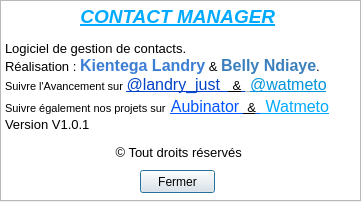
First picture: the form in contact/licence.ui, repository watmeto/ContactManager, before the edit.
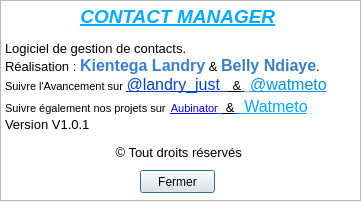
Second picture: the form after the edit. Icons and pictures are not drawn.

The edit to the form file:
```diff
--- a/contact/licence.ui
+++ b/contact/licence.ui
@@ -36,7 +36,7 @@
 &lt;p style=&quot; margin-top:0px; margin-bottom:0px; margin-left:0px; margin-right:0px; -qt-block-indent:0; text-indent:0px;&quot;&gt;&lt;span style=&quot; font-size:10pt;&quot;&gt;Logiciel de gestion de contacts.&lt;/span&gt;&lt;/p&gt;
 &lt;p style=&quot; margin-top:0px; margin-bottom:0px; margin-left:0px; margin-right:0px; -qt-block-indent:0; text-indent:0px;&quot;&gt;&lt;span style=&quot; font-size:10pt;&quot;&gt;Réalisation : &lt;/span&gt;&lt;span style=&quot; font-size:12pt; font-weight:600; color:#3c7ed4;&quot;&gt;Kientega Landry&lt;/span&gt;&lt;span style=&quot; font-size:10pt;&quot;&gt; &amp;amp;&lt;/span&gt;&lt;span style=&quot; font-size:10pt; color:#3b80bd;&quot;&gt; &lt;/span&gt;&lt;span style=&quot; font-size:12pt; font-weight:600; color:#3b80bd;&quot;&gt;Belly Ndiaye&lt;/span&gt;&lt;span style=&quot; font-size:10pt;&quot;&gt;.&lt;/span&gt;&lt;/p&gt;
 &lt;p style=&quot; margin-top:0px; margin-bottom:0px; margin-left:0px; margin-right:0px; -qt-block-indent:0; text-indent:0px;&quot;&gt;&lt;span style=&quot; font-size:8pt;&quot;&gt;Suivre l'Avancement sur&lt;/span&gt;&lt;span style=&quot; font-size:10pt;&quot;&gt; &lt;/span&gt;&lt;a href=&quot;https://twitter.com/landry_just&quot;&gt;&lt;span style=&quot; font-size:12pt; text-decoration: underline; color:#0042c7;&quot;&gt;@landry_just  &lt;/span&gt;&lt;/a&gt;&lt;a href=&quot;https://twitter.com/landry_just&quot;&gt;&lt;span style=&quot; font-size:10pt; text-decoration: underline; color:#000000;&quot;&gt; &amp;amp;&lt;/span&gt;&lt;/a&gt;&lt;a href=&quot;https://twitter.com/landry_just&quot;&gt;&lt;span style=&quot; font-size:12pt; text-decoration: underline; color:#0042c7;&quot;&gt; &lt;/span&gt;&lt;/a&gt;&lt;a href=&quot;https://twitter.com/landry_just&quot;&gt;&lt;span style=&quot; font-size:12pt; text-decoration: underline; color:#b3b3b3;&quot;&gt; &lt;/span&gt;&lt;/a&gt;&lt;a href=&quot;https://twitter.com/watmeto&quot;&gt;&lt;span style=&quot; font-size:12pt; text-decoration: underline; color:#0093dc;&quot;&gt;@watmeto&lt;/span&gt;&lt;/a&gt;&lt;/p&gt;
-&lt;p style=&quot; margin-top:0px; margin-bottom:0px; margin-left:0px; margin-right:0px; -qt-block-indent:0; text-indent:0px;&quot;&gt;&lt;span style=&quot; font-size:8pt;&quot;&gt;Suivre également nos projets sur&lt;/span&gt;&lt;span style=&quot; font-size:14pt; color:#0055ff;&quot;&gt; &lt;/span&gt;&lt;a href=&quot;github.com/Aubinator&quot;&gt;&lt;span style=&quot; font-size:12pt; text-decoration: underline; color:#0055ff;&quot;&gt;Aubinator &lt;/span&gt;&lt;/a&gt;&lt;a href=&quot;github.com/Aubinator&quot;&gt;&lt;span style=&quot; font-size:10pt; text-decoration: underline; color:#000000;&quot;&gt; &amp;amp;&lt;/span&gt;&lt;/a&gt;&lt;a href=&quot;github.com/Aubinator&quot;&gt;&lt;span style=&quot; font-size:12pt; text-decoration: underline; color:#0055ff;&quot;&gt; &lt;/span&gt;&lt;/a&gt;&lt;a href=&quot;github.com/Aubinator&quot;&gt;&lt;span style=&quot; font-size:14pt; text-decoration: underline; color:#00aaff;&quot;&gt; &lt;/span&gt;&lt;/a&gt;&lt;a href=&quot;https://github.com/watmeto&quot;&gt;&lt;span style=&quot; font-size:12pt; text-decoration: underline; color:#00aaff;&quot;&gt;Watmeto&lt;/span&gt;&lt;/a&gt;&lt;/p&gt;
+&lt;p style=&quot; margin-top:0px; margin-bottom:0px; margin-left:0px; margin-right:0px; -qt-block-indent:0; text-indent:0px;&quot;&gt;&lt;span style=&quot; font-size:8pt;&quot;&gt;Suivre également nos projets sur&lt;/span&gt;&lt;span style=&quot; font-size:14pt; color:#0055ff;&quot;&gt; &lt;/span&gt;&lt;a href=&quot;https://github.com/Aubinator&quot;&gt;&lt;span style=&quot; font-size:8pt; text-decoration: underline; color:#0000ff;&quot;&gt;Aubinator&lt;/span&gt;&lt;/a&gt;&lt;a href=&quot;github.com/Aubinator&quot;&gt;&lt;span style=&quot; font-size:12pt; text-decoration: underline; color:#0055ff;&quot;&gt; &lt;/span&gt;&lt;/a&gt;&lt;a href=&quot;github.com/Aubinator&quot;&gt;&lt;span style=&quot; font-size:10pt; text-decoration: underline; color:#000000;&quot;&gt; &amp;amp;&lt;/span&gt;&lt;/a&gt;&lt;a href=&quot;github.com/Aubinator&quot;&gt;&lt;span style=&quot; font-size:12pt; text-decoration: underline; color:#0055ff;&quot;&gt; &lt;/span&gt;&lt;/a&gt;&lt;a href=&quot;github.com/Aubinator&quot;&gt;&lt;span style=&quot; font-size:14pt; text-decoration: underline; color:#00aaff;&quot;&gt; &lt;/span&gt;&lt;/a&gt;&lt;a href=&quot;https://github.com/watmeto&quot;&gt;&lt;span style=&quot; font-size:12pt; text-decoration: underline; color:#00aaff;&quot;&gt;Watmeto&lt;/span&gt;&lt;/a&gt;&lt;/p&gt;
 &lt;p style=&quot; margin-top:0px; margin-bottom:0px; margin-left:0px; margin-right:0px; -qt-block-indent:0; text-indent:0px;&quot;&gt;&lt;span style=&quot; font-size:10pt;&quot;&gt;Version V1.0.1&lt;/span&gt;&lt;/p&gt;
 &lt;p align=&quot;center&quot; style=&quot;-qt-paragraph-type:empty; margin-top:0px; margin-bottom:0px; margin-left:0px; margin-right:0px; -qt-block-indent:0; text-indent:0px; font-size:8pt;&quot;&gt;&lt;/p&gt;
 &lt;p align=&quot;center&quot; style=&quot; margin-top:0px; margin-bottom:0px; margin-left:0px; margin-right:0px; -qt-block-indent:0; text-indent:0px;&quot;&gt;&lt;span style=&quot; font-size:10pt;&quot;&gt;© Tout droits réservés &lt;/span&gt;&lt;/p&gt;
```
